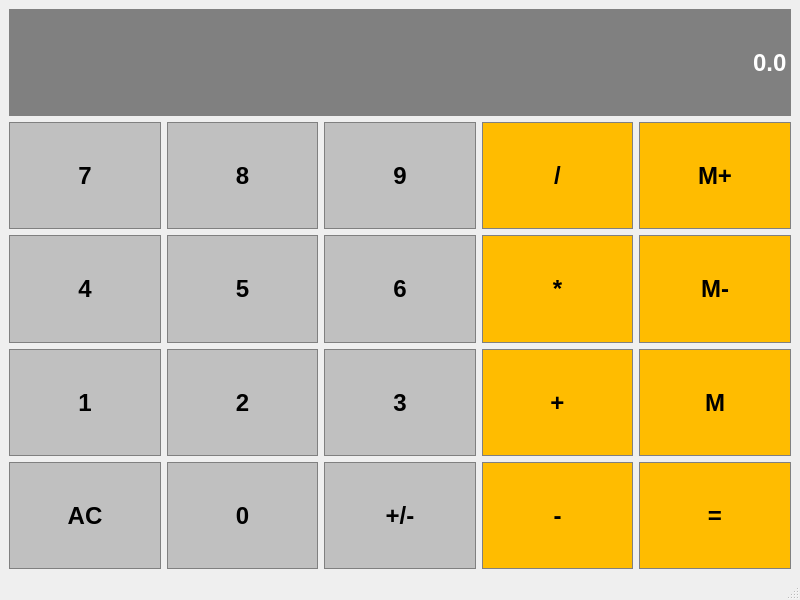
Old version of the form calculator.ui in the repository benymaxparsa/Calculator-Qt.
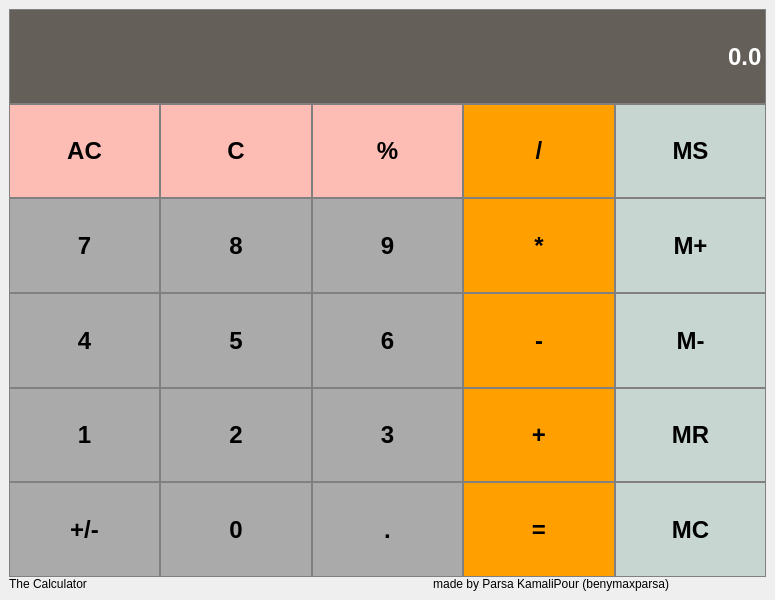
New version of the form.

Diff of the .ui file:
```diff
--- a/calculator.ui
+++ b/calculator.ui
@@ -6,7 +6,7 @@
    <rect>
     <x>0</x>
     <y>0</y>
-    <width>800</width>
+    <width>775</width>
     <height>600</height>
    </rect>
   </property>
@@ -19,145 +19,101 @@
   <property name="windowTitle">
    <string>Calculator</string>
   </property>
+  <property name="tabShape">
+   <enum>QTabWidget::Rounded</enum>
+  </property>
   <widget class="QWidget" name="centralwidget">
+   <property name="sizePolicy">
+    <sizepolicy hsizetype="Preferred" vsizetype="Preferred">
+     <horstretch>0</horstretch>
+     <verstretch>0</verstretch>
+    </sizepolicy>
+   </property>
    <layout class="QGridLayout" name="gridLayout">
-    <item row="1" column="0">
-     <widget class="QPushButton" name="Button7">
-      <property name="sizePolicy">
-       <sizepolicy hsizetype="Preferred" vsizetype="Preferred">
-        <horstretch>0</horstretch>
-        <verstretch>0</verstretch>
-       </sizepolicy>
-      </property>
-      <property name="font">
-       <font>
-        <family>Arial</family>
-        <pointsize>18</pointsize>
-        <weight>75</weight>
-        <bold>true</bold>
-       </font>
-      </property>
-      <property name="styleSheet">
-       <string notr="true">QPushButton {
-	background-color: #C0C0C0;
-	border: 1px solid gray;
-	padding: 5px;
-}
-
-QPushButton:pressed  {
-	background-color: #A9A9A9;
-	border: 1px solid gray;
-	padding: 5px;
-}</string>
-      </property>
-      <property name="text">
-       <string>7</string>
-      </property>
-     </widget>
-    </item>
-    <item row="2" column="0">
-     <widget class="QPushButton" name="Button4">
-      <property name="sizePolicy">
-       <sizepolicy hsizetype="Preferred" vsizetype="Preferred">
-        <horstretch>0</horstretch>
-        <verstretch>0</verstretch>
-       </sizepolicy>
-      </property>
-      <property name="font">
-       <font>
-        <family>Arial</family>
-        <pointsize>18</pointsize>
-        <weight>75</weight>
-        <bold>true</bold>
-       </font>
-      </property>
-      <property name="styleSheet">
-       <string notr="true">QPushButton {
-	background-color: #C0C0C0;
-	border: 1px solid gray;
-	padding: 5px;
-}
-
-QPushButton:pressed  {
-	background-color: #A9A9A9;
-	border: 1px solid gray;
-	padding: 5px;
-}</string>
-      </property>
-      <property name="text">
-       <string>4</string>
-      </property>
-     </widget>
-    </item>
-    <item row="1" column="2">
-     <widget class="QPushButton" name="Button9">
-      <property name="sizePolicy">
-       <sizepolicy hsizetype="Preferred" vsizetype="Preferred">
-        <horstretch>0</horstretch>
-        <verstretch>0</verstretch>
-       </sizepolicy>
-      </property>
-      <property name="font">
-       <font>
-        <family>Arial</family>
-        <pointsize>18</pointsize>
-        <weight>75</weight>
-        <bold>true</bold>
-       </font>
-      </property>
-      <property name="styleSheet">
-       <string notr="true">QPushButton {
-	background-color: #C0C0C0;
-	border: 1px solid gray;
-	padding: 5px;
-}
-
-QPushButton:pressed  {
-	background-color: #A9A9A9;
-	border: 1px solid gray;
-	padding: 5px;
-}</string>
-      </property>
-      <property name="text">
-       <string>9</string>
-      </property>
-     </widget>
-    </item>
-    <item row="1" column="1">
-     <widget class="QPushButton" name="Button8">
-      <property name="sizePolicy">
-       <sizepolicy hsizetype="Preferred" vsizetype="Preferred">
-        <horstretch>0</horstretch>
-        <verstretch>0</verstretch>
-       </sizepolicy>
-      </property>
-      <property name="font">
-       <font>
-        <family>Arial</family>
-        <pointsize>18</pointsize>
-        <weight>75</weight>
-        <bold>true</bold>
-       </font>
-      </property>
-      <property name="styleSheet">
-       <string notr="true">QPushButton {
-	background-color: #C0C0C0;
-	border: 1px solid gray;
-	padding: 5px;
-}
-
-QPushButton:pressed  {
-	background-color: #A9A9A9;
-	border: 1px solid gray;
-	padding: 5px;
-}</string>
-      </property>
-      <property name="text">
-       <string>8</string>
-      </property>
-     </widget>
-    </item>
+    <property name="sizeConstraint">
+     <enum>QLayout::SetDefaultConstraint</enum>
+    </property>
+    <property name="leftMargin">
+     <number>9</number>
+    </property>
+    <property name="rightMargin">
+     <number>9</number>
+    </property>
+    <property name="bottomMargin">
+     <number>9</number>
+    </property>
+    <property name="spacing">
+     <number>0</number>
+    </property>
     <item row="1" column="4">
+     <widget class="QPushButton" name="MemStore">
+      <property name="sizePolicy">
+       <sizepolicy hsizetype="Preferred" vsizetype="Preferred">
+        <horstretch>0</horstretch>
+        <verstretch>0</verstretch>
+       </sizepolicy>
+      </property>
+      <property name="font">
+       <font>
+        <family>Arial</family>
+        <pointsize>18</pointsize>
+        <weight>75</weight>
+        <bold>true</bold>
+       </font>
+      </property>
+      <property name="styleSheet">
+       <string notr="true">QPushButton {
+	background-color: #c8d6d2;
+	border: 1px solid gray;
+	padding: 5px;
+}
+
+QPushButton:pressed  {
+	background-color: #808B96;
+	border: 1px solid gray;
+	padding: 5px;
+}</string>
+      </property>
+      <property name="text">
+       <string>MS</string>
+      </property>
+     </widget>
+    </item>
+    <item row="5" column="2">
+     <widget class="QPushButton" name="Point">
+      <property name="sizePolicy">
+       <sizepolicy hsizetype="Preferred" vsizetype="Preferred">
+        <horstretch>0</horstretch>
+        <verstretch>0</verstretch>
+       </sizepolicy>
+      </property>
+      <property name="font">
+       <font>
+        <family>Arial</family>
+        <pointsize>18</pointsize>
+        <weight>75</weight>
+        <bold>true</bold>
+       </font>
+      </property>
+      <property name="styleSheet">
+       <string notr="true">QPushButton {
+	background-color: #aaaaaa;
+	border: 1px solid gray;
+	padding: 5px;
+}
+
+QPushButton:pressed  {
+	background-color: #808B96;
+	border: 1px solid gray;
+	padding: 5px;
+}</string>
+      </property>
+      <property name="text">
+       <string>.</string>
+      </property>
+     </widget>
+    </item>
+    <item row="2" column="4">
      <widget class="QPushButton" name="MemAdd">
       <property name="sizePolicy">
        <sizepolicy hsizetype="Preferred" vsizetype="Preferred">
@@ -175,7 +131,7 @@
       </property>
       <property name="styleSheet">
        <string notr="true">QPushButton {
-	background-color: #FFBC00;
+	background-color: #c8d6d2;
 	border: 1px solid gray;
 	padding: 5px;
 }
@@ -191,8 +147,8 @@
       </property>
      </widget>
     </item>
-    <item row="1" column="3">
-     <widget class="QPushButton" name="Divide">
+    <item row="3" column="3">
+     <widget class="QPushButton" name="Subtract">
       <property name="sizePolicy">
        <sizepolicy hsizetype="Preferred" vsizetype="Preferred">
         <horstretch>0</horstretch>
@@ -209,7 +165,7 @@
       </property>
       <property name="styleSheet">
        <string notr="true">QPushButton {
-	background-color: #FFBC00;
+	background-color: #FF9F00;
 	border: 1px solid gray;
 	padding: 5px;
 }
@@ -221,12 +177,12 @@
 }</string>
       </property>
       <property name="text">
-       <string>/</string>
+       <string>-</string>
       </property>
      </widget>
     </item>
     <item row="3" column="0">
-     <widget class="QPushButton" name="Button1">
+     <widget class="QPushButton" name="Button4">
       <property name="sizePolicy">
        <sizepolicy hsizetype="Preferred" vsizetype="Preferred">
         <horstretch>0</horstretch>
@@ -243,7 +199,7 @@
       </property>
       <property name="styleSheet">
        <string notr="true">QPushButton {
-	background-color: #C0C0C0;
+	background-color: #aaaaaa;
 	border: 1px solid gray;
 	padding: 5px;
 }
@@ -255,12 +211,12 @@
 }</string>
       </property>
       <property name="text">
-       <string>1</string>
+       <string>4</string>
       </property>
      </widget>
     </item>
-    <item row="4" column="0">
-     <widget class="QPushButton" name="Clear">
+    <item row="2" column="3">
+     <widget class="QPushButton" name="Multiply">
       <property name="sizePolicy">
        <sizepolicy hsizetype="Preferred" vsizetype="Preferred">
         <horstretch>0</horstretch>
@@ -277,7 +233,7 @@
       </property>
       <property name="styleSheet">
        <string notr="true">QPushButton {
-	background-color: #C0C0C0;
+	background-color: #FF9F00;
 	border: 1px solid gray;
 	padding: 5px;
 }
@@ -289,11 +245,45 @@
 }</string>
       </property>
       <property name="text">
-       <string>AC</string>
+       <string>*</string>
       </property>
      </widget>
     </item>
-    <item row="2" column="1">
+    <item row="2" column="2">
+     <widget class="QPushButton" name="Button9">
+      <property name="sizePolicy">
+       <sizepolicy hsizetype="Preferred" vsizetype="Preferred">
+        <horstretch>0</horstretch>
+        <verstretch>0</verstretch>
+       </sizepolicy>
+      </property>
+      <property name="font">
+       <font>
+        <family>Arial</family>
+        <pointsize>18</pointsize>
+        <weight>75</weight>
+        <bold>true</bold>
+       </font>
+      </property>
+      <property name="styleSheet">
+       <string notr="true">QPushButton {
+	background-color: #aaaaaa;
+	border: 1px solid gray;
+	padding: 5px;
+}
+
+QPushButton:pressed  {
+	background-color: #808B96;
+	border: 1px solid gray;
+	padding: 5px;
+}</string>
+      </property>
+      <property name="text">
+       <string>9</string>
+      </property>
+     </widget>
+    </item>
+    <item row="3" column="1">
      <widget class="QPushButton" name="Button5">
       <property name="sizePolicy">
        <sizepolicy hsizetype="Preferred" vsizetype="Preferred">
@@ -311,7 +301,7 @@
       </property>
       <property name="styleSheet">
        <string notr="true">QPushButton {
-	background-color: #C0C0C0;
+	background-color: #aaaaaa;
 	border: 1px solid gray;
 	padding: 5px;
 }
@@ -327,7 +317,41 @@
       </property>
      </widget>
     </item>
-    <item row="3" column="1">
+    <item row="3" column="4">
+     <widget class="QPushButton" name="MemSub">
+      <property name="sizePolicy">
+       <sizepolicy hsizetype="Preferred" vsizetype="Preferred">
+        <horstretch>0</horstretch>
+        <verstretch>0</verstretch>
+       </sizepolicy>
+      </property>
+      <property name="font">
+       <font>
+        <family>Arial</family>
+        <pointsize>18</pointsize>
+        <weight>75</weight>
+        <bold>true</bold>
+       </font>
+      </property>
+      <property name="styleSheet">
+       <string notr="true">QPushButton {
+	background-color: #c8d6d2;
+	border: 1px solid gray;
+	padding: 5px;
+}
+
+QPushButton:pressed  {
+	background-color: #808B96;
+	border: 1px solid gray;
+	padding: 5px;
+}</string>
+      </property>
+      <property name="text">
+       <string>M-</string>
+      </property>
+     </widget>
+    </item>
+    <item row="4" column="1">
      <widget class="QPushButton" name="Button2">
       <property name="sizePolicy">
        <sizepolicy hsizetype="Preferred" vsizetype="Preferred">
@@ -345,7 +369,7 @@
       </property>
       <property name="styleSheet">
        <string notr="true">QPushButton {
-	background-color: #C0C0C0;
+	background-color: #aaaaaa;
 	border: 1px solid gray;
 	padding: 5px;
 }
@@ -361,7 +385,41 @@
       </property>
      </widget>
     </item>
-    <item row="4" column="1">
+    <item row="5" column="0">
+     <widget class="QPushButton" name="ChangeSign">
+      <property name="sizePolicy">
+       <sizepolicy hsizetype="Preferred" vsizetype="Preferred">
+        <horstretch>0</horstretch>
+        <verstretch>0</verstretch>
+       </sizepolicy>
+      </property>
+      <property name="font">
+       <font>
+        <family>Arial</family>
+        <pointsize>18</pointsize>
+        <weight>75</weight>
+        <bold>true</bold>
+       </font>
+      </property>
+      <property name="styleSheet">
+       <string notr="true">QPushButton {
+	background-color: #aaaaaa;
+	border: 1px solid gray;
+	padding: 5px;
+}
+
+QPushButton:pressed  {
+	background-color: #808B96;
+	border: 1px solid gray;
+	padding: 5px;
+}</string>
+      </property>
+      <property name="text">
+       <string>+/-</string>
+      </property>
+     </widget>
+    </item>
+    <item row="5" column="1">
      <widget class="QPushButton" name="Button0">
       <property name="sizePolicy">
        <sizepolicy hsizetype="Preferred" vsizetype="Preferred">
@@ -379,7 +437,7 @@
       </property>
       <property name="styleSheet">
        <string notr="true">QPushButton {
-	background-color: #C0C0C0;
+	background-color: #aaaaaa;
 	border: 1px solid gray;
 	padding: 5px;
 }
@@ -395,8 +453,8 @@
       </property>
      </widget>
     </item>
-    <item row="2" column="2">
-     <widget class="QPushButton" name="Button6">
+    <item row="1" column="3">
+     <widget class="QPushButton" name="Divide">
       <property name="sizePolicy">
        <sizepolicy hsizetype="Preferred" vsizetype="Preferred">
         <horstretch>0</horstretch>
@@ -413,7 +471,7 @@
       </property>
       <property name="styleSheet">
        <string notr="true">QPushButton {
-	background-color: #C0C0C0;
+	background-color: #FF9F00;
 	border: 1px solid gray;
 	padding: 5px;
 }
@@ -425,11 +483,11 @@
 }</string>
       </property>
       <property name="text">
-       <string>6</string>
+       <string>/</string>
       </property>
      </widget>
     </item>
-    <item row="3" column="2">
+    <item row="4" column="2">
      <widget class="QPushButton" name="Button3">
       <property name="sizePolicy">
        <sizepolicy hsizetype="Preferred" vsizetype="Preferred">
@@ -447,7 +505,7 @@
       </property>
       <property name="styleSheet">
        <string notr="true">QPushButton {
-	background-color: #C0C0C0;
+	background-color: #aaaaaa;
 	border: 1px solid gray;
 	padding: 5px;
 }
@@ -463,75 +521,7 @@
       </property>
      </widget>
     </item>
-    <item row="4" column="2">
-     <widget class="QPushButton" name="ChangeSign">
-      <property name="sizePolicy">
-       <sizepolicy hsizetype="Preferred" vsizetype="Preferred">
-        <horstretch>0</horstretch>
-        <verstretch>0</verstretch>
-       </sizepolicy>
-      </property>
-      <property name="font">
-       <font>
-        <family>Arial</family>
-        <pointsize>18</pointsize>
-        <weight>75</weight>
-        <bold>true</bold>
-       </font>
-      </property>
-      <property name="styleSheet">
-       <string notr="true">QPushButton {
-	background-color: #C0C0C0;
-	border: 1px solid gray;
-	padding: 5px;
-}
-
-QPushButton:pressed  {
-	background-color: #A9A9A9;
-	border: 1px solid gray;
-	padding: 5px;
-}</string>
-      </property>
-      <property name="text">
-       <string>+/-</string>
-      </property>
-     </widget>
-    </item>
-    <item row="2" column="3">
-     <widget class="QPushButton" name="Multiply">
-      <property name="sizePolicy">
-       <sizepolicy hsizetype="Preferred" vsizetype="Preferred">
-        <horstretch>0</horstretch>
-        <verstretch>0</verstretch>
-       </sizepolicy>
-      </property>
-      <property name="font">
-       <font>
-        <family>Arial</family>
-        <pointsize>18</pointsize>
-        <weight>75</weight>
-        <bold>true</bold>
-       </font>
-      </property>
-      <property name="styleSheet">
-       <string notr="true">QPushButton {
-	background-color: #FFBC00;
-	border: 1px solid gray;
-	padding: 5px;
-}
-
-QPushButton:pressed  {
-	background-color: #A9A9A9;
-	border: 1px solid gray;
-	padding: 5px;
-}</string>
-      </property>
-      <property name="text">
-       <string>*</string>
-      </property>
-     </widget>
-    </item>
-    <item row="3" column="3">
+    <item row="4" column="3">
      <widget class="QPushButton" name="Add">
       <property name="sizePolicy">
        <sizepolicy hsizetype="Preferred" vsizetype="Preferred">
@@ -549,7 +539,7 @@
       </property>
       <property name="styleSheet">
        <string notr="true">QPushButton {
-	background-color: #FFBC00;
+	background-color: #FF9F00;
 	border: 1px solid gray;
 	padding: 5px;
 }
@@ -565,8 +555,8 @@
       </property>
      </widget>
     </item>
-    <item row="4" column="3">
-     <widget class="QPushButton" name="Subtract">
+    <item row="1" column="1">
+     <widget class="QPushButton" name="Clear">
       <property name="sizePolicy">
        <sizepolicy hsizetype="Preferred" vsizetype="Preferred">
         <horstretch>0</horstretch>
@@ -583,7 +573,7 @@
       </property>
       <property name="styleSheet">
        <string notr="true">QPushButton {
-	background-color: #FFBC00;
+	background-color: #FDBCB4;
 	border: 1px solid gray;
 	padding: 5px;
 }
@@ -595,12 +585,12 @@
 }</string>
       </property>
       <property name="text">
-       <string>-</string>
+       <string>C</string>
       </property>
      </widget>
     </item>
-    <item row="2" column="4">
-     <widget class="QPushButton" name="MemClear">
+    <item row="2" column="1">
+     <widget class="QPushButton" name="Button8">
       <property name="sizePolicy">
        <sizepolicy hsizetype="Preferred" vsizetype="Preferred">
         <horstretch>0</horstretch>
@@ -617,7 +607,7 @@
       </property>
       <property name="styleSheet">
        <string notr="true">QPushButton {
-	background-color: #FFBC00;
+	background-color: #aaaaaa;
 	border: 1px solid gray;
 	padding: 5px;
 }
@@ -629,14 +619,14 @@
 }</string>
       </property>
       <property name="text">
-       <string>M-</string>
+       <string>8</string>
       </property>
      </widget>
     </item>
-    <item row="3" column="4">
-     <widget class="QPushButton" name="MemGet">
+    <item row="7" column="0" colspan="5">
+     <widget class="QLabel" name="Credit">
       <property name="sizePolicy">
-       <sizepolicy hsizetype="Preferred" vsizetype="Preferred">
+       <sizepolicy hsizetype="Maximum" vsizetype="Maximum">
         <horstretch>0</horstretch>
         <verstretch>0</verstretch>
        </sizepolicy>
@@ -644,30 +634,15 @@
       <property name="font">
        <font>
         <family>Arial</family>
-        <pointsize>18</pointsize>
-        <weight>75</weight>
-        <bold>true</bold>
+        <pointsize>9</pointsize>
        </font>
       </property>
-      <property name="styleSheet">
-       <string notr="true">QPushButton {
-	background-color: #FFBC00;
-	border: 1px solid gray;
-	padding: 5px;
-}
-
-QPushButton:pressed  {
-	background-color: #A9A9A9;
-	border: 1px solid gray;
-	padding: 5px;
-}</string>
-      </property>
       <property name="text">
-       <string>M</string>
+       <string>The Calculator                                                                                                        made by Parsa KamaliPour (benymaxparsa)</string>
       </property>
      </widget>
     </item>
-    <item row="4" column="4">
+    <item row="5" column="3">
      <widget class="QPushButton" name="Equals">
       <property name="sizePolicy">
        <sizepolicy hsizetype="Preferred" vsizetype="Preferred">
@@ -685,7 +660,7 @@
       </property>
       <property name="styleSheet">
        <string notr="true">QPushButton {
-	background-color: #FFBC00;
+	background-color: #FF9F00;
 	border: 1px solid gray;
 	padding: 5px;
 }
@@ -701,6 +676,108 @@
       </property>
      </widget>
     </item>
+    <item row="1" column="0">
+     <widget class="QPushButton" name="ClearAll">
+      <property name="sizePolicy">
+       <sizepolicy hsizetype="Preferred" vsizetype="Preferred">
+        <horstretch>0</horstretch>
+        <verstretch>0</verstretch>
+       </sizepolicy>
+      </property>
+      <property name="font">
+       <font>
+        <family>Arial</family>
+        <pointsize>18</pointsize>
+        <weight>75</weight>
+        <bold>true</bold>
+       </font>
+      </property>
+      <property name="styleSheet">
+       <string notr="true">QPushButton {
+	background-color: #FDBCB4;
+	border: 1px solid gray;
+	padding: 5px;
+}
+
+QPushButton:pressed  {
+	background-color: #808B96;
+	border: 1px solid gray;
+	padding: 5px;
+}</string>
+      </property>
+      <property name="text">
+       <string>AC</string>
+      </property>
+     </widget>
+    </item>
+    <item row="4" column="4">
+     <widget class="QPushButton" name="MemGet">
+      <property name="sizePolicy">
+       <sizepolicy hsizetype="Preferred" vsizetype="Preferred">
+        <horstretch>0</horstretch>
+        <verstretch>0</verstretch>
+       </sizepolicy>
+      </property>
+      <property name="font">
+       <font>
+        <family>Arial</family>
+        <pointsize>18</pointsize>
+        <weight>75</weight>
+        <bold>true</bold>
+       </font>
+      </property>
+      <property name="styleSheet">
+       <string notr="true">QPushButton {
+	background-color: #c8d6d2;
+	border: 1px solid gray;
+	padding: 5px;
+}
+
+QPushButton:pressed  {
+	background-color: #808B96;
+	border: 1px solid gray;
+	padding: 5px;
+}</string>
+      </property>
+      <property name="text">
+       <string>MR</string>
+      </property>
+     </widget>
+    </item>
+    <item row="5" column="4">
+     <widget class="QPushButton" name="MemClear_2">
+      <property name="sizePolicy">
+       <sizepolicy hsizetype="Preferred" vsizetype="Preferred">
+        <horstretch>0</horstretch>
+        <verstretch>0</verstretch>
+       </sizepolicy>
+      </property>
+      <property name="font">
+       <font>
+        <family>Arial</family>
+        <pointsize>18</pointsize>
+        <weight>75</weight>
+        <bold>true</bold>
+       </font>
+      </property>
+      <property name="styleSheet">
+       <string notr="true">QPushButton {
+	background-color: #c8d6d2;
+	border: 1px solid gray;
+	padding: 5px;
+}
+
+QPushButton:pressed  {
+	background-color: #808B96;
+	border: 1px solid gray;
+	padding: 5px;
+}</string>
+      </property>
+      <property name="text">
+       <string>MC</string>
+      </property>
+     </widget>
+    </item>
     <item row="0" column="0" colspan="5">
      <widget class="QLineEdit" name="Display">
       <property name="sizePolicy">
@@ -722,7 +799,7 @@
       </property>
       <property name="styleSheet">
        <string notr="true">QLineEdit {
-	background-color: gray;
+	background-color: #655f5a;
 	border: 1px solid gray;
 	color: #ffffff;
 }</string>
@@ -738,6 +815,142 @@
       </property>
      </widget>
     </item>
+    <item row="2" column="0">
+     <widget class="QPushButton" name="Button7">
+      <property name="sizePolicy">
+       <sizepolicy hsizetype="Preferred" vsizetype="Preferred">
+        <horstretch>0</horstretch>
+        <verstretch>0</verstretch>
+       </sizepolicy>
+      </property>
+      <property name="font">
+       <font>
+        <family>Arial</family>
+        <pointsize>18</pointsize>
+        <weight>75</weight>
+        <bold>true</bold>
+       </font>
+      </property>
+      <property name="styleSheet">
+       <string notr="true">QPushButton {
+	background-color: #aaaaaa;
+	border: 1px solid gray;
+	padding: 5px;
+}
+
+QPushButton:pressed  {
+	background-color: #808B96;
+	border: 1px solid gray;
+	padding: 5px;
+}</string>
+      </property>
+      <property name="text">
+       <string>7</string>
+      </property>
+     </widget>
+    </item>
+    <item row="3" column="2">
+     <widget class="QPushButton" name="Button6">
+      <property name="sizePolicy">
+       <sizepolicy hsizetype="Preferred" vsizetype="Preferred">
+        <horstretch>0</horstretch>
+        <verstretch>0</verstretch>
+       </sizepolicy>
+      </property>
+      <property name="font">
+       <font>
+        <family>Arial</family>
+        <pointsize>18</pointsize>
+        <weight>75</weight>
+        <bold>true</bold>
+       </font>
+      </property>
+      <property name="styleSheet">
+       <string notr="true">QPushButton {
+	background-color: #aaaaaa;
+	border: 1px solid gray;
+	padding: 5px;
+}
+
+QPushButton:pressed  {
+	background-color: #808B96;
+	border: 1px solid gray;
+	padding: 5px;
+}</string>
+      </property>
+      <property name="text">
+       <string>6</string>
+      </property>
+     </widget>
+    </item>
+    <item row="4" column="0">
+     <widget class="QPushButton" name="Button1">
+      <property name="sizePolicy">
+       <sizepolicy hsizetype="Preferred" vsizetype="Preferred">
+        <horstretch>0</horstretch>
+        <verstretch>0</verstretch>
+       </sizepolicy>
+      </property>
+      <property name="font">
+       <font>
+        <family>Arial</family>
+        <pointsize>18</pointsize>
+        <weight>75</weight>
+        <bold>true</bold>
+       </font>
+      </property>
+      <property name="styleSheet">
+       <string notr="true">QPushButton {
+	background-color: #aaaaaa;
+	border: 1px solid gray;
+	padding: 5px;
+}
+
+QPushButton:pressed  {
+	background-color: #808B96;
+	border: 1px solid gray;
+	padding: 5px;
+}</string>
+      </property>
+      <property name="text">
+       <string>1</string>
+      </property>
+     </widget>
+    </item>
+    <item row="1" column="2">
+     <widget class="QPushButton" name="Percentage">
+      <property name="sizePolicy">
+       <sizepolicy hsizetype="Preferred" vsizetype="Preferred">
+        <horstretch>0</horstretch>
+        <verstretch>0</verstretch>
+       </sizepolicy>
+      </property>
+      <property name="font">
+       <font>
+        <family>Arial</family>
+        <pointsize>18</pointsize>
+        <weight>75</weight>
+        <bold>true</bold>
+       </font>
+      </property>
+      <property name="styleSheet">
+       <string notr="true">QPushButton {
+	background-color: #FDBCB4;
+	border: 1px solid gray;
+	padding: 5px;
+}
+
+QPushButton:pressed  {
+	background-color: #808B96;
+	border: 1px solid gray;
+	padding: 5px;
+}</string>
+      </property>
+      <property name="text">
+       <string>%</string>
+      </property>
+     </widget>
+    </item>
    </layout>
   </widget>
   <widget class="QMenuBar" name="menubar">
@@ -750,7 +963,6 @@
     </rect>
    </property>
   </widget>
-  <widget class="QStatusBar" name="statusbar"/>
  </widget>
  <resources/>
  <connections/>
```
Left out of the diff: 28 changed lines with no effect on the pictures.
